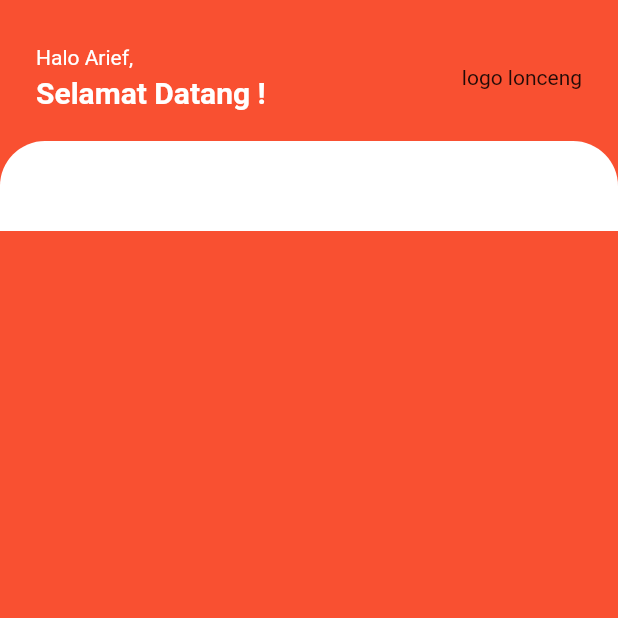
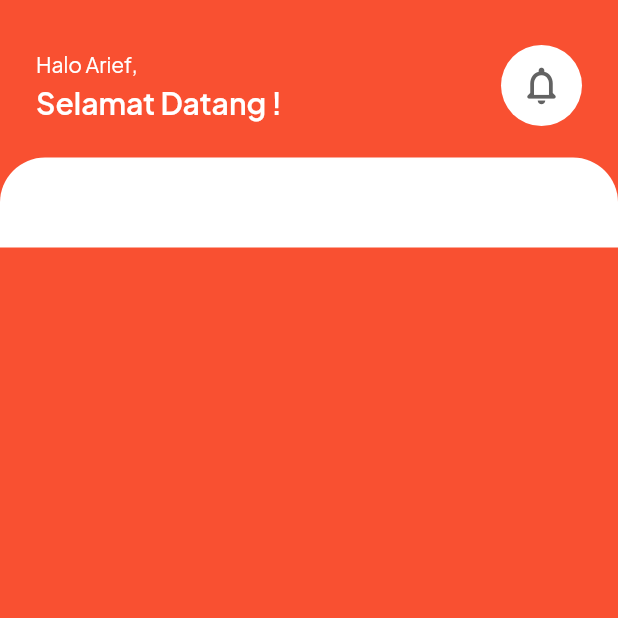
Before and after one commit to dhimsky/App-Admin-Komerce, a Flutter app: the screen it shows after launch, after a tap on "Login", on a phone screen of 412 x 824 dp, the top half of it. Run offline on Flutter 3.47's test engine with Material 2 defaults, Android fonts, the phone set to English and light mode, and no system bars; our stand-ins replace google_fonts.

Commit message:
font
tambah font

```diff
--- a/lib/main.dart
+++ b/lib/main.dart
@@ -15,6 +15,9 @@ class MyApp extends StatelessWidget {
   Widget build(BuildContext context) {
     return MaterialApp(
       debugShowCheckedModeBanner: false,
+      theme: ThemeData(
+        fontFamily: 'PlusJakartaSans',
+      ),
       home: Login(),
       initialRoute: '/login',
       routes: {
--- a/lib/pages/dashboard_page.dart
+++ b/lib/pages/dashboard_page.dart
@@ -41,7 +41,17 @@ class DashboardPage extends StatelessWidget {
                     ],
                   ),
                   Spacer(),
-                  Text('logo lonceng')
+                  Container(
+                    decoration: BoxDecoration(
+                        color: whiteColor,
+                        borderRadius: BorderRadius.circular(40)),
+                    padding: EdgeInsets.all(12),
+                    child: Icon(
+                      Icons.notifications_none_rounded,
+                      color: Color(0xff626262),
+                      size: 30,
+                    ),
+                  ),
                 ],
               ),
             ),
--- a/lib/theme.dart
+++ b/lib/theme.dart
@@ -26,6 +26,7 @@ TextStyle logText = TextStyle(
   fontSize: 14,
   color: whiteColor,
 );
+
 
 class MyCustomScrollBehavior extends MaterialScrollBehavior {
   @override
```
